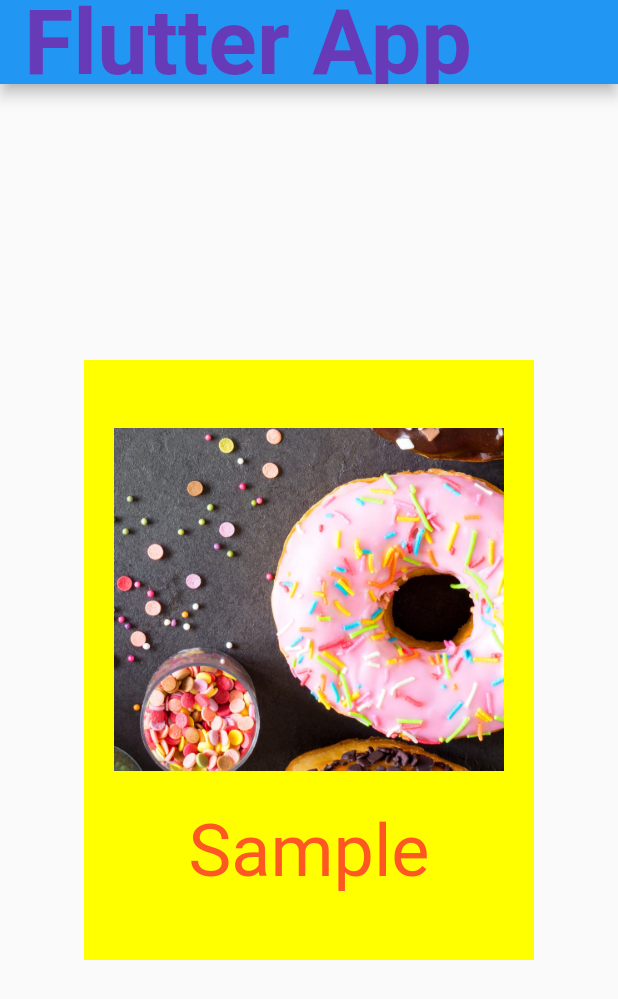
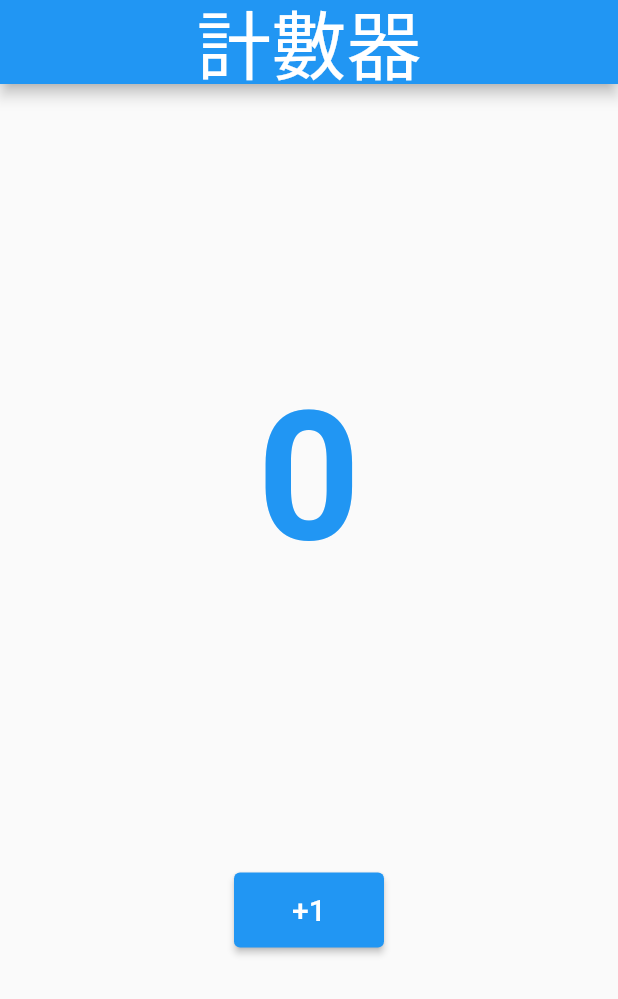
Before and after one commit to Lai-YT/flutter-app, a Flutter app: the screen it shows after launch, on a phone screen of 412 x 824 dp. Shown: the top 999 px of the screen. Run offline on Flutter 3.47's test engine with Material 2 defaults, Android fonts, the phone set to English and light mode, and no system bars.

Commit message:
number increase game

```diff
--- /dev/null
+++ b/lib/game_page.dart
@@ -0,0 +1,64 @@
+import 'package:flutter/cupertino.dart';
+import 'package:flutter/material.dart';
+
+class GamePage extends StatefulWidget {
+  @override
+  _GamePageState createState() => _GamePageState();
+}
+
+class _GamePageState extends State<GamePage> {
+  int count = 0;
+
+  void increment() {
+    setState(() {
+      count++;
+    });
+  }
+  @override
+  Widget build(BuildContext context) {
+    return Scaffold(
+      appBar: AppBar(
+        title: Center(
+            child: Text(
+              '計數器',
+              style: TextStyle(
+                fontSize: 50.0,
+              ),
+            )),
+      ),
+      body: Container(
+        child: Center(
+          child: Column(
+            mainAxisAlignment: MainAxisAlignment.spaceEvenly,
+            children: [
+              Text(
+                '$count',
+                style: TextStyle(
+                  color: Colors.blue,
+                  fontWeight: FontWeight.bold,
+                  fontSize: 120.0,
+                ),
+              ),
+              SizedBox(
+                width: 100.0,
+                height: 50.0,
+                child: ElevatedButton(
+                  child: Text(
+                    '+1',
+                    style: TextStyle(
+                      fontSize: 20.0,
+                    ),
+                  ),
+                  style: ButtonStyle(
+                    // elevation: ,
+                  ),
+                  onPressed: increment,
+                ),
+              ),
+            ],
+          )
+        ),
+      ),
+    );
+  }
+}
--- a/lib/main.dart
+++ b/lib/main.dart
@@ -1,4 +1,5 @@
 import 'package:flutter/material.dart';
+import 'package:flutter_app/game_page.dart';
 
 void main() {
   runApp(MyApp());
@@ -8,40 +9,7 @@ class MyApp extends StatelessWidget {
   @override
   Widget build(BuildContext context) {
     return MaterialApp(
-      home: Scaffold(
-        appBar: AppBar(
-          title: Text('Flutter App',
-            style: TextStyle(
-              color: Colors.deepPurple,
-              fontSize: 60.0,
-              fontWeight: FontWeight.bold,
-            ),
-          ),
-        ),
-        body: Center(
-          child: Container(
-            padding: EdgeInsets.all(20.0),
-            color: Colors.yellowAccent,
-            height: 400,
-            width: 300,
-            child: Column(
-              mainAxisAlignment: MainAxisAlignment.spaceEvenly,
-              children: [
-                Image(
-                  image: AssetImage('images/donut.jpg'),
-                ),
-                Text(
-                  'Sample',
-                  style: TextStyle(
-                    color: Colors.deepOrange,
-                    fontSize: 48.0,
-                  ),
-                ),
-              ],
-            ),
-          )
-        ),
-      )
+      home: GamePage(),
     );
   }
 }
```
